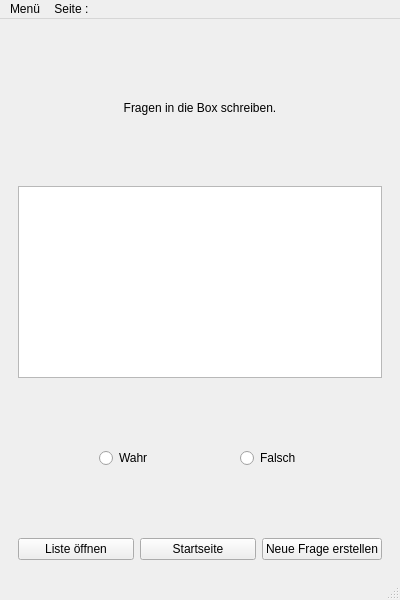
This is devLernapp/lernapp.ui in sterniR/LernApp as Qt 5 draws it before an edit. The edited form follows.
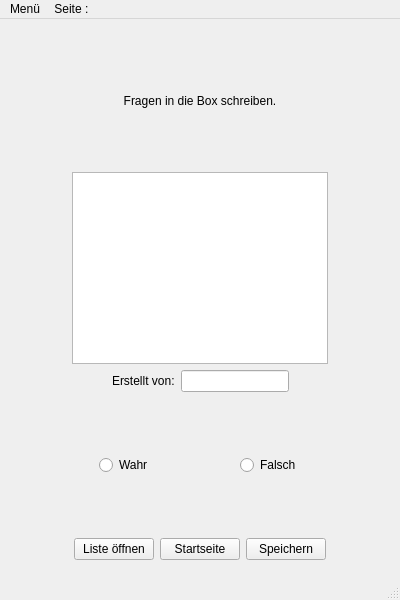
This is the edited form. The open tabs and pages were chosen to show the change.

```diff
--- a/devLernapp/lernapp.ui
+++ b/devLernapp/lernapp.ui
@@ -162,7 +162,77 @@
            </spacer>
           </item>
           <item>
-           <widget class="QTextEdit" name="textEdit2_1"/>
+           <layout class="QHBoxLayout" name="horizontalLayout_9">
+            <item>
+             <spacer name="horizontalSpacer_17">
+              <property name="orientation">
+               <enum>Qt::Orientation::Horizontal</enum>
+              </property>
+              <property name="sizeHint" stdset="0">
+               <size>
+                <width>40</width>
+                <height>20</height>
+               </size>
+              </property>
+             </spacer>
+            </item>
+            <item>
+             <widget class="QTextEdit" name="textEdit2_1"/>
+            </item>
+            <item>
+             <spacer name="horizontalSpacer_16">
+              <property name="orientation">
+               <enum>Qt::Orientation::Horizontal</enum>
+              </property>
+              <property name="sizeHint" stdset="0">
+               <size>
+                <width>40</width>
+                <height>20</height>
+               </size>
+              </property>
+             </spacer>
+            </item>
+           </layout>
+          </item>
+          <item>
+           <layout class="QHBoxLayout" name="horizontalLayout_5">
+            <item>
+             <spacer name="horizontalSpacer_13">
+              <property name="orientation">
+               <enum>Qt::Orientation::Horizontal</enum>
+              </property>
+              <property name="sizeHint" stdset="0">
+               <size>
+                <width>40</width>
+                <height>20</height>
+               </size>
+              </property>
+             </spacer>
+            </item>
+            <item>
+             <widget class="QLabel" name="label2_2">
+              <property name="text">
+               <string>Erstellt von:</string>
+              </property>
+             </widget>
+            </item>
+            <item>
+             <widget class="QLineEdit" name="lineEdit2_1"/>
+            </item>
+            <item>
+             <spacer name="horizontalSpacer_12">
+              <property name="orientation">
+               <enum>Qt::Orientation::Horizontal</enum>
+              </property>
+              <property name="sizeHint" stdset="0">
+               <size>
+                <width>40</width>
+                <height>20</height>
+               </size>
+              </property>
+             </spacer>
+            </item>
+           </layout>
           </item>
           <item>
            <spacer name="verticalSpacer_8">
@@ -249,6 +319,19 @@
           </item>
           <item>
            <layout class="QHBoxLayout" name="horizontalLayout_2">
+            <item>
+             <spacer name="horizontalSpacer_15">
+              <property name="orientation">
+               <enum>Qt::Orientation::Horizontal</enum>
+              </property>
+              <property name="sizeHint" stdset="0">
+               <size>
+                <width>40</width>
+                <height>20</height>
+               </size>
+              </property>
+             </spacer>
+            </item>
             <item>
              <widget class="QPushButton" name="button2_1">
               <property name="text">
@@ -266,10 +349,23 @@
             <item>
              <widget class="QPushButton" name="button2_3">
               <property name="text">
-               <string>Neue Frage erstellen</string>
+               <string>Speichern</string>
               </property>
              </widget>
             </item>
+            <item>
+             <spacer name="horizontalSpacer_14">
+              <property name="orientation">
+               <enum>Qt::Orientation::Horizontal</enum>
+              </property>
+              <property name="sizeHint" stdset="0">
+               <size>
+                <width>40</width>
+                <height>20</height>
+               </size>
+              </property>
+             </spacer>
+            </item>
            </layout>
           </item>
          </layout>
```
Left out of the diff: 261 changed lines with no effect on the pictures.
